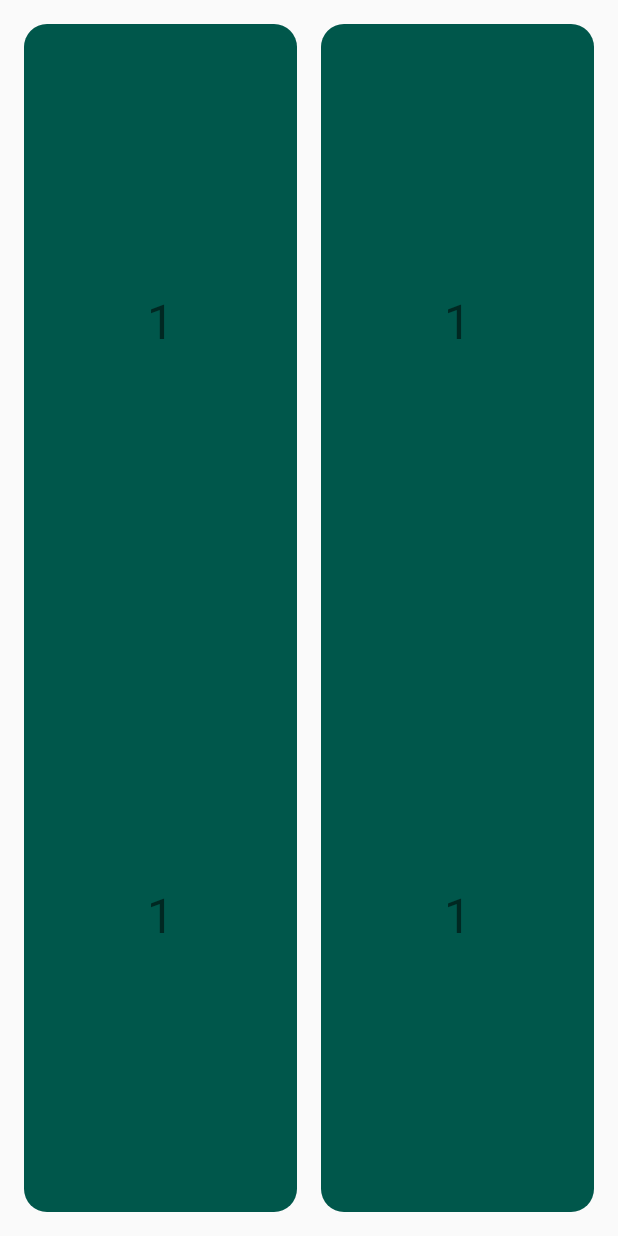
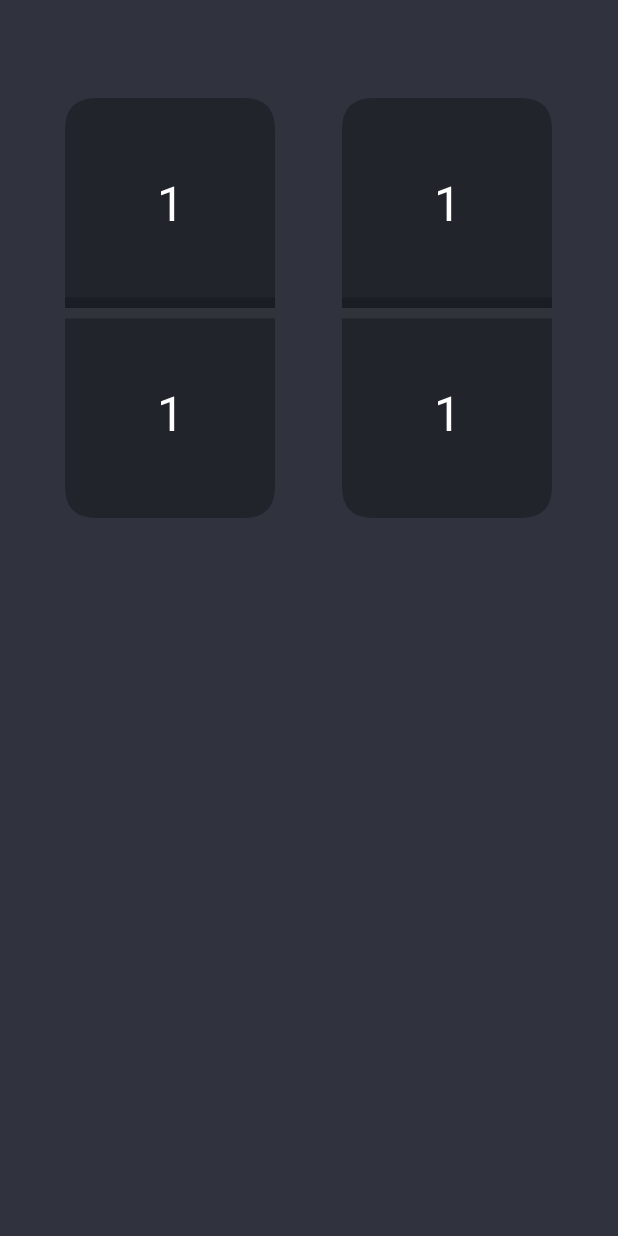
Before and after one commit to N18JAVAPROGRAMMING/Domino, an Android app: the layout fragment_page_with_two_dominos.xml on its own in the app's theme, with its tools: preview values and no code run, on a phone screen of 412 x 824 dp. Run offline under Robolectric (Android 15) with nearby library versions, the phone set to English and light mode, and no system bars.

Commit message:
design v1

```diff
--- a/app/src/main/res/drawable/cornerrect.xml
+++ /dev/null
@@ -1,6 +0,0 @@
-<?xml version="1.0" encoding="utf-8"?>
-<shape xmlns:android="http://schemas.android.com/apk/res/android"
-    android:shape="rectangle">
-    <corners android:radius="15dp"/>
-    <solid android:color="@color/colorPrimaryDark"/>
-</shape>
--- /dev/null
+++ b/app/src/main/res/drawable/domino_horizontal.xml
@@ -0,0 +1,21 @@
+<?xml version="1.0" encoding="utf-8"?>
+<vector xmlns:android="http://schemas.android.com/apk/res/android"
+    android:width="200dp"
+    android:height="100dp"
+    android:viewportWidth="200"
+    android:viewportHeight="100">
+
+    <path
+        android:strokeWidth="1"
+        android:pathData="M 0 0 H 200 V 100 H 0 V 0 Z" />
+    <path
+        android:fillColor="#21242b"
+        android:pathData="M 15 0 L 185 0 Q 200 0 200 15 L 200 85 Q 200 100 185 100 L 15 100 Q 0 100 0 85 L 0 15 Q 0 0 15 0 Z" />
+    <path
+        android:fillColor="#1a1d24"
+        android:pathData="M 95 0 H 100 V 100 H 95 V 0 Z" />
+    <path
+        android:fillColor="#30333a"
+        android:pathData="M 100 0 H 105 V 100 H 100 V 0 Z" />
+
+</vector>
--- /dev/null
+++ b/app/src/main/res/drawable/domino_vertical.xml
@@ -0,0 +1,20 @@
+<?xml version="1.0" encoding="utf-8"?>
+<vector xmlns:android="http://schemas.android.com/apk/res/android"
+    android:width="100dp"
+    android:height="200dp"
+    android:viewportWidth="100"
+    android:viewportHeight="200">
+
+    <path
+        android:strokeWidth="1"
+        android:pathData="M 0 0 H 990 V 600 H 0 V 0 Z" />
+    <path
+        android:fillColor="#21242b"
+        android:pathData="M 15 0 L 85 0 Q 100 0 100 15 L 100 185 Q 100 200 85 200 L 15 200 Q 0 200 0 185 L 0 15 Q 0 0 15 0 Z" />
+    <path
+        android:fillColor="#1a1d24"
+        android:pathData="M 0 95 H 100 V 100 H 0 V 95 Z" />
+    <path
+        android:fillColor="#30333a"
+        android:pathData="M 0 100 H 100 V 105 H 0 V 100 Z" />
+</vector>
--- a/app/src/main/res/layout/fragment_page_with_two_dominos.xml
+++ b/app/src/main/res/layout/fragment_page_with_two_dominos.xml
@@ -4,82 +4,100 @@
     android:layout_width="match_parent"
     android:layout_height="match_parent"
     xmlns:app="http://schemas.android.com/apk/res-auto"
-    tools:context=".PageWithTwoDominos">
+    tools:context=".PageWithTwoDominos"
+    android:background="@color/lightBlack">
 
 
 
     <android.support.constraint.ConstraintLayout
         android:layout_width="match_parent"
-        android:layout_height="match_parent"
-        android:padding="8dp">
+        android:layout_height="match_parent">
+
+        <View
+            android:id="@+id/center"
+            android:layout_width="1dp"
+            android:layout_height="wrap_content"
+            app:layout_constraintEnd_toEndOf="parent"
+            app:layout_constraintStart_toStartOf="parent" />
 
         <android.support.constraint.ConstraintLayout
             android:id="@+id/lay1"
-            android:layout_width="0dp"
-            android:layout_height="match_parent"
+            android:layout_width="140dp"
+            android:layout_height="0dp"
+            android:background="@drawable/domino_vertical"
+            app:layout_constraintBottom_toBottomOf="parent"
+            app:layout_constraintDimensionRatio="1:2"
+            app:layout_constraintEnd_toStartOf="@+id/center"
+            app:layout_constraintHorizontal_bias="0.66"
             app:layout_constraintLeft_toLeftOf="parent"
-            app:layout_constraintRight_toLeftOf="@+id/lay2"
-            android:orientation="vertical"
-            android:background="@drawable/cornerrect"
-            android:layout_margin="8dp">
-
+            app:layout_constraintRight_toRightOf="parent"
+            app:layout_constraintStart_toStartOf="parent"
+            app:layout_constraintTop_toTopOf="parent"
+            app:layout_constraintVertical_bias="0.120000005">
 
 
             <TextView
+                android:textColor="#FFFFFF"
+                android:id="@+id/text11"
                 android:layout_width="match_parent"
                 android:layout_height="0dp"
-                android:id="@+id/text11"
-                app:layout_constraintBottom_toTopOf="@+id/text12"
-                app:layout_constraintTop_toTopOf="parent"
+                android:gravity="center"
                 android:text="1"
                 android:textSize="32sp"
-                android:gravity="center"/>
+                app:layout_constraintBottom_toTopOf="@+id/text12"
+                app:layout_constraintTop_toTopOf="parent" />
 
 
             <TextView
-                app:layout_constraintTop_toBottomOf="@+id/text11"
-                app:layout_constraintBottom_toBottomOf="parent"
+                android:textColor="#FFFFFF"
+                android:id="@+id/text12"
                 android:layout_width="match_parent"
-                android:id="@+id/text12"
                 android:layout_height="0dp"
+                android:gravity="center"
                 android:text="1"
                 android:textSize="32sp"
-                android:gravity="center"/>
-
+                app:layout_constraintBottom_toBottomOf="parent"
+                app:layout_constraintTop_toBottomOf="@+id/text11" />
 
 
         </android.support.constraint.ConstraintLayout>
 
         <android.support.constraint.ConstraintLayout
             android:id="@+id/lay2"
-            android:layout_width="0dp"
-            android:layout_height="match_parent"
+            android:layout_width="140dp"
+            android:layout_height="0dp"
+            android:background="@drawable/domino_vertical"
+            android:orientation="vertical"
+            app:layout_constraintBottom_toBottomOf="@+id/lay1"
+            app:layout_constraintDimensionRatio="1:2"
+            app:layout_constraintEnd_toEndOf="parent"
+            app:layout_constraintHorizontal_bias="0.33"
             app:layout_constraintLeft_toRightOf="@+id/lay1"
             app:layout_constraintRight_toRightOf="parent"
-            android:orientation="vertical"
-            android:background="@drawable/cornerrect"
-            android:layout_margin="8dp">
+            app:layout_constraintStart_toEndOf="@+id/center">
 
             <TextView
+                android:textColor="#FFFFFF"
+                android:id="@+id/text21"
                 android:layout_width="match_parent"
                 android:layout_height="0dp"
-                android:id="@+id/text21"
-                app:layout_constraintBottom_toTopOf="@+id/text22"
-                app:layout_constraintTop_toTopOf="parent"
+                android:gravity="center"
                 android:text="1"
                 android:textSize="32sp"
-                android:gravity="center"/>
+                app:layout_constraintBottom_toTopOf="@+id/text22"
+                app:layout_constraintTop_toTopOf="parent" />
 
 
             <TextView
-                app:layout_constraintTop_toBottomOf="@+id/text21"
-                app:layout_constraintBottom_toBottomOf="parent"
+                android:textColor="#FFFFFF"
+                android:id="@+id/text22"
                 android:layout_width="match_parent"
-                android:id="@+id/text22"
                 android:layout_height="0dp"
+                android:gravity="center"
                 android:text="1"
                 android:textSize="32sp"
-                android:gravity="center"/>
+                app:layout_constraintBottom_toBottomOf="parent"
+                app:layout_constraintTop_toBottomOf="@+id/text21" />
 
         </android.support.constraint.ConstraintLayout>
 
--- a/app/src/main/res/values/colors.xml
+++ b/app/src/main/res/values/colors.xml
@@ -3,4 +3,7 @@
     <color name="colorPrimary">#008577</color>
     <color name="colorPrimaryDark">#00574B</color>
     <color name="colorAccent">#D81B60</color>
+    <color name="lightBlack">#30333D</color>
+    <color name="darkBlack">#21242B</color>
+    <color name="pink">#e8003d</color>
 </resources>
--- a/app/src/main/res/values/styles.xml
+++ b/app/src/main/res/values/styles.xml
@@ -3,9 +3,11 @@
     <!-- Base application theme. -->
     <style name="AppTheme" parent="Theme.AppCompat.Light.DarkActionBar">
         <!-- Customize your theme here. -->
-        <item name="colorPrimary">@color/colorPrimary</item>
-        <item name="colorPrimaryDark">@color/colorPrimaryDark</item>
-        <item name="colorAccent">@color/colorAccent</item>
+        <item name="colorPrimary">@color/lightBlack</item>
+        <item name="colorPrimaryDark">@color/darkBlack</item>
+        <item name="colorAccent">@color/pink</item>
+        <item name="windowNoTitle">true</item>
+        <item name="android:windowFullscreen">true</item>
     </style>
 
 </resources>
```
